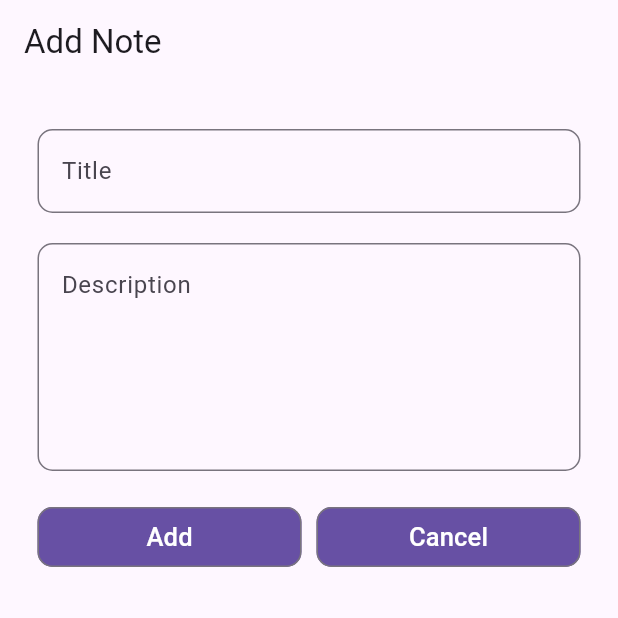
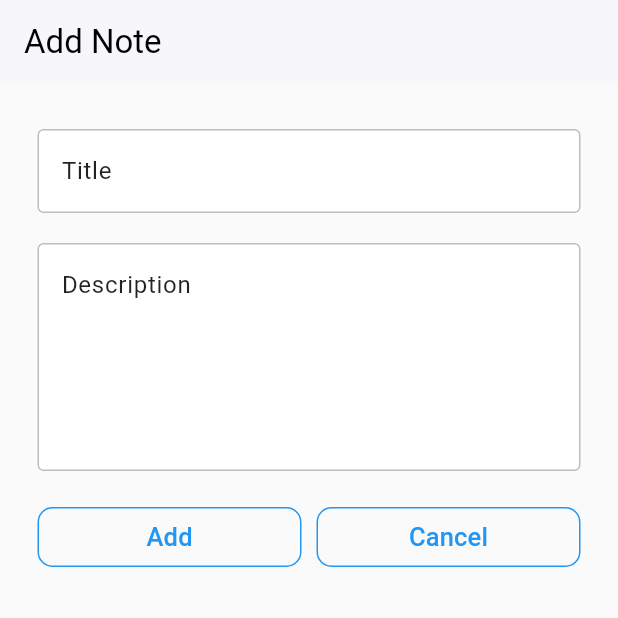
Before and after one commit to HamadJamil/notes_keeper, a Flutter app: the screen it shows after launch, after a tap on the "add" icon, on a phone screen of 412 x 824 dp, the top half of it. Run offline on Flutter 3.47's test engine with Material 3 defaults, Android fonts, the phone set to English and light mode, and no system bars; our stand-ins replace animated_text_kit, shared_preferences, sqflite; accounts and stored records are empty.

Commit message:
Theme Updated, Session Maintained

```diff
--- a/lib/components/custom_button.dart
+++ b/lib/components/custom_button.dart
@@ -7,17 +7,12 @@ class CustomButton extends StatelessWidget {
 
   @override
   Widget build(BuildContext context) {
-    var primary = Theme.of(context).colorScheme.primary;
     return OutlinedButton(
       onPressed: onPressed,
       style: OutlinedButton.styleFrom(
-        backgroundColor: primary,
-        shape: RoundedRectangleBorder(
-          borderRadius: BorderRadius.circular(10),
-          side: BorderSide(color: primary),
-        ),
+        shape: RoundedRectangleBorder(borderRadius: BorderRadius.circular(10)),
       ),
-      child: Text(text, style: TextStyle(color: Colors.white, fontSize: 17)),
+      child: Text(text, style: TextStyle(fontSize: 17)),
     );
   }
 }
--- a/lib/components/custom_text_field.dart
+++ b/lib/components/custom_text_field.dart
@@ -26,16 +26,13 @@ class CustomTextField extends StatelessWidget {
         hintText: 'Enter $label',
         alignLabelWithHint: true,
         border: OutlineInputBorder(
-          borderRadius: BorderRadius.all(Radius.circular(10)),
-          borderSide: BorderSide(color: Theme.of(context).colorScheme.primary),
+        borderRadius: BorderRadius.all(Radius.circular(10)),
         ),
         focusedBorder: OutlineInputBorder(
           borderRadius: BorderRadius.all(Radius.circular(10)),
-          borderSide: BorderSide(color: Theme.of(context).colorScheme.primary),
         ),
         errorBorder: OutlineInputBorder(
           borderRadius: BorderRadius.all(Radius.circular(10)),
-          borderSide: BorderSide(color: Theme.of(context).colorScheme.error),
         ),
       ),
       validator: (value) {
--- a/lib/components/custom_tile.dart
+++ b/lib/components/custom_tile.dart
@@ -66,7 +66,6 @@ class CustomTile extends StatelessWidget {
             child: ListTile(
               shape: RoundedRectangleBorder(
                 borderRadius: BorderRadius.circular(10),
-                side: BorderSide(color: Theme.of(context).colorScheme.primary),
               ),
               onTap: onTap,
               onLongPress: onLongPress,
--- a/lib/home_screen.dart
+++ b/lib/home_screen.dart
@@ -20,6 +20,7 @@ class _HomeScreenState extends State<HomeScreen> {
   void initState() {
     super.initState();
     Provider.of<DataBaseProvider>(context, listen: false).setNotesList();
+    Provider.of<ThemeProvider>(context, listen: false).loadTheme();
   }
 
   @override
--- a/lib/main.dart
+++ b/lib/main.dart
@@ -1,5 +1,6 @@
 import 'package:flutter/material.dart';
 import 'package:notes_keeper/data/local/database_helper.dart';
+import 'package:notes_keeper/home_screen.dart';
 import 'package:notes_keeper/provider/data_base_provider.dart';
 import 'package:notes_keeper/provider/theme_provider.dart';
 import 'package:notes_keeper/splash_screen.dart';
@@ -21,10 +22,117 @@ void main() {
   );
 }
 
-class MyApp extends StatelessWidget {
+class MyApp extends StatefulWidget {
   const MyApp({super.key});
 
-  // This widget is the root of your application.
+  @override
+  State<MyApp> createState() => _MyAppState();
+}
+
+class _MyAppState extends State<MyApp> {
+  final ThemeData lightTheme = ThemeData(
+    useMaterial3: true,
+    brightness: Brightness.light,
+    scaffoldBackgroundColor: Colors.grey[50],
+    appBarTheme: const AppBarTheme(
+      backgroundColor: Colors.white,
+      foregroundColor: Colors.black,
+      elevation: 1,
+    ),
+    textTheme: const TextTheme(
+      bodyLarge: TextStyle(color: Colors.black87),
+      bodyMedium: TextStyle(color: Colors.black87),
+      titleMedium: TextStyle(color: Colors.black),
+    ),
+    listTileTheme: ListTileThemeData(
+      tileColor: Colors.white,
+      textColor: Colors.black87,
+      iconColor: Colors.blueGrey,
+
+    ),
+    outlinedButtonTheme: OutlinedButtonThemeData(
+      style: OutlinedButton.styleFrom(
+        foregroundColor: Colors.blue,
+        side: const BorderSide(color: Colors.blue),
+      ),
+    ),
+    floatingActionButtonTheme: const FloatingActionButtonThemeData(
+      backgroundColor: Colors.blue,
+      foregroundColor: Colors.white,
+      elevation: 3,
+    ),
+    inputDecorationTheme: InputDecorationTheme(
+      filled: true,
+      fillColor: Colors.white,
+      contentPadding: const EdgeInsets.symmetric(vertical: 16, horizontal: 12),
+      enabledBorder: OutlineInputBorder(
+        borderSide: BorderSide(color: Colors.grey.shade400),
+      ),
+      focusedBorder: const OutlineInputBorder(
+        borderSide: BorderSide(color: Colors.blue),
+      ),
+      errorBorder: OutlineInputBorder(
+        borderSide: BorderSide(color: Colors.red),
+      ),
+
+      labelStyle: const TextStyle(color: Colors.black87),
+    ),
+  );
+
+  final ThemeData darkTheme = ThemeData(
+    useMaterial3: true,
+    brightness: Brightness.dark,
+    scaffoldBackgroundColor: Colors.grey[900],
+    appBarTheme: const AppBarTheme(
+      backgroundColor: Color(0xFF121212),
+      foregroundColor: Colors.white,
+      elevation: 0,
+    ),
+    textTheme: const TextTheme(
+      bodyLarge: TextStyle(color: Colors.white),
+      bodyMedium: TextStyle(color: Colors.white70),
+      titleMedium: TextStyle(color: Colors.white),
+    ),
+    listTileTheme: ListTileThemeData(
+      tileColor: const Color(0xFF1E1E1E),
+      textColor: Colors.white,
+      iconColor: Colors.lightBlueAccent,
+    ),
+    outlinedButtonTheme: OutlinedButtonThemeData(
+      style: OutlinedButton.styleFrom(
+        foregroundColor: Colors.lightBlueAccent,
+        side: const BorderSide(color: Colors.lightBlueAccent),
+      ),
+    ),
+    floatingActionButtonTheme: const FloatingActionButtonThemeData(
+      backgroundColor: Colors.lightBlueAccent,
+      foregroundColor: Colors.black,
+      elevation: 3,
+    ),
+    inputDecorationTheme: InputDecorationTheme(
+      filled: true,
+      fillColor: const Color(0xFF1E1E1E),
+      contentPadding: const EdgeInsets.symmetric(vertical: 16, horizontal: 12),
+      enabledBorder: OutlineInputBorder(
+        borderSide: BorderSide(color: Colors.grey.shade700),
+      ),
+      focusedBorder: const OutlineInputBorder(
+        borderSide: BorderSide(color: Colors.lightBlueAccent),
+      ),
+      errorBorder: OutlineInputBorder(
+        borderSide: BorderSide(color: Colors.red),
+      ),
+
+      labelStyle: const TextStyle(color: Colors.white70),
+    ),
+  );
+
+  @override
+  void initState() {
+    super.initState();
+    context.read<ThemeProvider>().isNewUser();
+  }
+
   @override
   Widget build(BuildContext context) {
     return MaterialApp(
@@ -33,9 +141,12 @@ class MyApp extends StatelessWidget {
           context.watch<ThemeProvider>().isDarkTheme()
               ? ThemeMode.dark
               : ThemeMode.light,
-      darkTheme: ThemeData.dark(useMaterial3: true),
-      theme: ThemeData.light(useMaterial3: true),
-      home: SplashScreen(),
+      darkTheme: darkTheme,
+      theme: lightTheme,
+      home:
+          context.watch<ThemeProvider>().getNewUser()
+              ? const SplashScreen()
+              : const HomeScreen(),
     );
   }
 }
--- a/lib/provider/theme_provider.dart
+++ b/lib/provider/theme_provider.dart
@@ -1,12 +1,38 @@
 import 'package:flutter/material.dart';
+import 'package:shared_preferences/shared_preferences.dart';
 
-class ThemeProvider extends ChangeNotifier{
+class ThemeProvider extends ChangeNotifier {
+
+  final SharedPreferencesAsync _pref = SharedPreferencesAsync();
+
   bool _darkTheme = false;
+  bool _newUser = true;
 
   bool isDarkTheme() => _darkTheme;
+  bool getNewUser() => _newUser;
 
-  void updateTheme({required bool value}){
+  void updateTheme({required bool value})  {
     _darkTheme = value;
+    saveTheme(value: value);
+    notifyListeners();
+  }
+
+  void saveTheme({required bool value}) async {
+    _pref.setBool('darkTheme', value);
+  }
+
+  void loadTheme() async {
+    _darkTheme = await _pref.getBool('darkTheme') ?? false;
+    notifyListeners();
+  }
+
+  void updateNewUser() {
+    _newUser = false;
+    _pref.setBool('NewUser', false);
+  }
+
+  void isNewUser() async {
+    _newUser = await _pref.getBool('NewUser') ?? true;
     notifyListeners();
   }
 
--- a/lib/services/splash_service.dart
+++ b/lib/services/splash_service.dart
@@ -4,14 +4,16 @@ import 'package:notes_keeper/home_screen.dart';
 
 class SplashService {
   void shift(BuildContext context) {
+    WidgetsBinding.instance.addPostFrameCallback((_) {
       Future.delayed(const Duration(seconds: 6), () {
+        if (context.mounted) {
           Navigator.pushReplacement(
             context,
             PageRouteBuilder(
               transitionDuration: const Duration(milliseconds: 600),
               pageBuilder: (_, __, ___) => const HomeScreen(),
               transitionsBuilder: (_, animation, __, child) {
-            const begin = Offset(1.0, 0.0); // Slide from right
+                const begin = Offset(1.0, 0.0);
                 const end = Offset.zero;
                 final tween = Tween(
                   begin: begin,
@@ -25,6 +27,9 @@ class SplashService {
               },
             ),
           );
+        }
+      });
     });
   }
+
 }
--- a/lib/splash_screen.dart
+++ b/lib/splash_screen.dart
@@ -1,6 +1,8 @@
 import 'package:animated_text_kit/animated_text_kit.dart';
 import 'package:flutter/material.dart';
+import 'package:notes_keeper/provider/theme_provider.dart';
 import 'package:notes_keeper/services/splash_service.dart';
+import 'package:provider/provider.dart';
 
 class SplashScreen extends StatefulWidget {
   const SplashScreen({super.key});
@@ -16,6 +18,7 @@ class _SplashScreenState extends State<SplashScreen> {
   void initState() {
     super.initState();
     splashService.shift(context);
+    Provider.of<ThemeProvider>(context,listen: false).updateNewUser();
   }
 
   @override
--- a/pubspec.yaml
+++ b/pubspec.yaml
@@ -39,6 +39,7 @@ dependencies:
   path: ^1.9.1
   provider: ^6.1.5
   animated_text_kit: ^4.2.3
+  shared_preferences: ^2.5.3
 
 dev_dependencies:
   flutter_test:
```
Also changed, not shown: pubspec.lock, 5 other files. Lines whose indentation alone changed are shown as unchanged.
